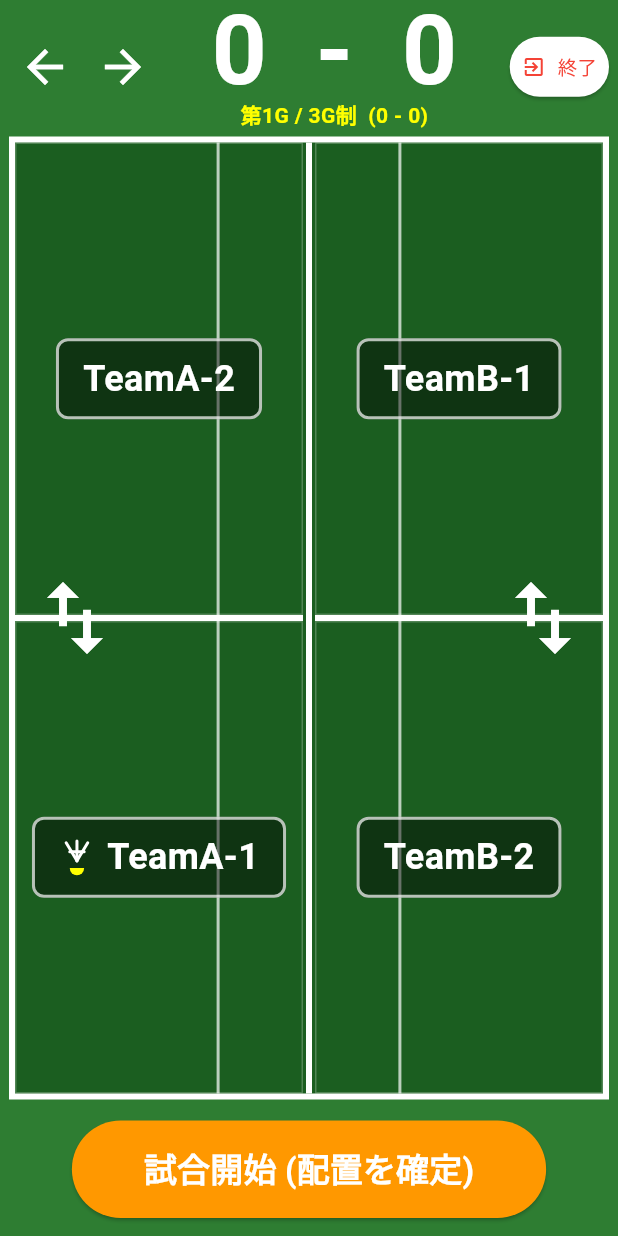
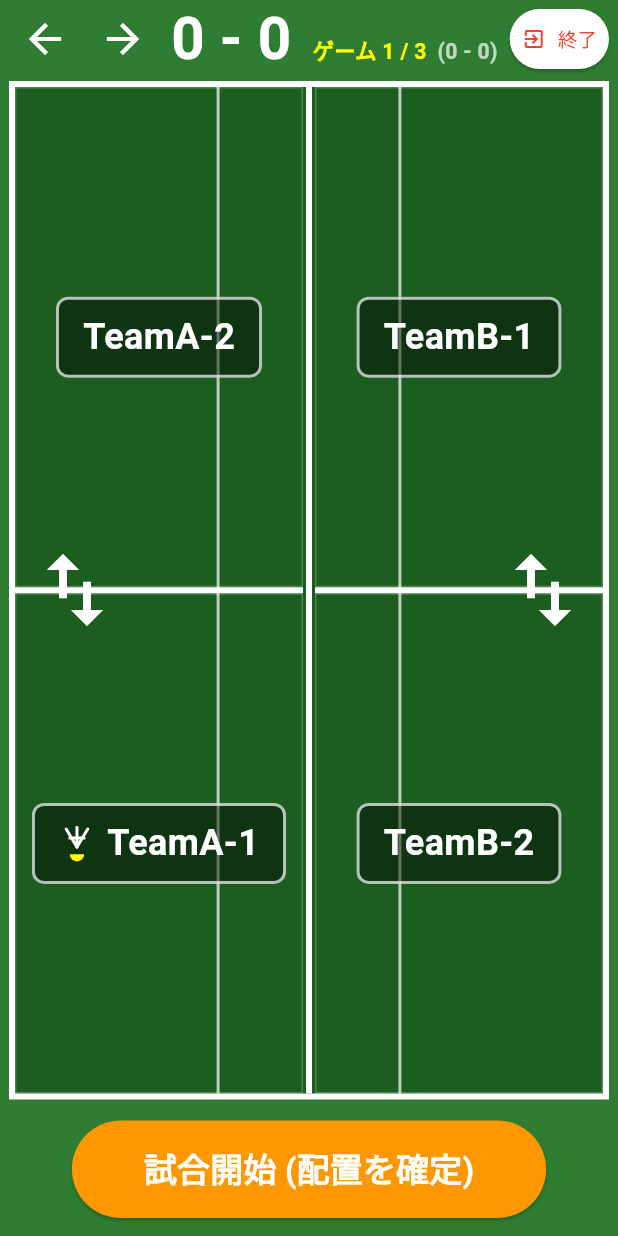
Before and after one commit to sslazio29-lab/CourtMaster, a Flutter app: the screen it shows after launch, after a tap on "コートへ進む", on a phone screen of 412 x 824 dp. Run offline on Flutter 3.47's test engine with Material 3 defaults, Android fonts, the phone set to English and light mode, and no system bars; our stand-ins replace freezed_annotation, pdf, printing, shared_preferences.

Commit message:
fix: match_screenのレスポンシブ化（コート最大化とヘッダーの1行化）

```diff
--- a/lib/screens/match_screen.dart
+++ b/lib/screens/match_screen.dart
@@ -90,9 +90,9 @@ class _MatchScreenState extends State<MatchScreen> {
                 }
               } catch (e) {
                 if (context.mounted) {
-                  ScaffoldMessenger.of(context).showSnackBar(
-                    SnackBar(content: Text('PDFの生成に失敗しました: $e')),
-                  );
+                  ScaffoldMessenger.of(
+                    context,
+                  ).showSnackBar(SnackBar(content: Text('PDFの生成に失敗しました: $e')));
                 }
               }
             },
@@ -180,12 +180,14 @@ class _MatchScreenState extends State<MatchScreen> {
 
             final settings = widget.controller.history.settings;
             final totalGames = state.gameScoreA + state.gameScoreB + 1;
-            final displayGameNumber =
-                totalGames <= settings.maxGames ? totalGames : settings.maxGames;
+            final displayGameNumber = totalGames <= settings.maxGames
+                ? totalGames
+                : settings.maxGames;
 
             final leftTeam = state.leftSideTeam;
-            final rightTeam =
-                leftTeam == TeamType.teamA ? TeamType.teamB : TeamType.teamA;
+            final rightTeam = leftTeam == TeamType.teamA
+                ? TeamType.teamB
+                : TeamType.teamA;
 
             final leftScore = leftTeam == TeamType.teamA
                 ? state.scoreTeamA
@@ -240,17 +242,18 @@ class _MatchScreenState extends State<MatchScreen> {
     required int displayGameNumber,
     required bool isLandscape,
   }) {
-    // 縦横でスコア文字サイズのみ変える
-    final double scoreFontSize = isLandscape ? 40.0 : 64.0;
-    final double gameInfoFontSize = isLandscape ? 11.0 : 14.0;
-    final double iconSize = isLandscape ? 28.0 : 36.0;
+    // スコア文字サイズを縮小し、縦横で最適化
+    final double scoreFontSize = isLandscape ? 32.0 : 44.0;
+    final double gameInfoFontSize = isLandscape ? 12.0 : 16.0;
+    final double iconSize = isLandscape ? 24.0 : 32.0;
 
     return Column(
       children: [
-        // ── ヘッダー（1行・コンパクト）──
+        // ── ヘッダー（完全1行・コンパクト）──
         Padding(
           padding: const EdgeInsets.symmetric(horizontal: 6.0, vertical: 2.0),
           child: Row(
+            crossAxisAlignment: CrossAxisAlignment.center,
             children: [
               // ← 戻るボタン
               IconButton(
@@ -279,13 +282,17 @@ class _MatchScreenState extends State<MatchScreen> {
                 constraints: const BoxConstraints(),
               ),
               const SizedBox(width: 8),
-              // スコア・ゲーム情報（中央・Expanded）
+              // スコア・ゲーム情報（中央・Expanded内で横並び1行化）
               Expanded(
-                child: Column(
-                  mainAxisSize: MainAxisSize.min,
+                child: FittedBox(
+                  fit: BoxFit.scaleDown,
+                  alignment: Alignment.center,
+                  child: Row(
+                    crossAxisAlignment: CrossAxisAlignment.baseline,
+                    textBaseline: TextBaseline.alphabetic,
                     children: [
                       Text(
-                      '$leftScore  -  $rightScore',
+                        '$leftScore - $rightScore',
                         style: TextStyle(
                           fontSize: scoreFontSize,
                           fontWeight: FontWeight.bold,
@@ -293,16 +300,26 @@ class _MatchScreenState extends State<MatchScreen> {
                           height: 1.0,
                         ),
                       ),
+                      const SizedBox(width: 16),
                       Text(
-                      '第${displayGameNumber}G / ${settings.maxGames}G制'
-                      '  ($leftGameScore - $rightGameScore)',
+                        'ゲーム $displayGameNumber / ${settings.maxGames}',
                         style: TextStyle(
                           fontSize: gameInfoFontSize,
                           color: Colors.yellowAccent,
                           fontWeight: FontWeight.bold,
                         ),
                       ),
+                      const SizedBox(width: 8),
+                      Text(
+                        '($leftGameScore - $rightGameScore)',
+                        style: TextStyle(
+                          fontSize: gameInfoFontSize,
+                          color: Colors.white70,
+                          fontWeight: FontWeight.bold,
+                        ),
+                      ),
                     ],
+                  ),
                 ),
               ),
               const SizedBox(width: 8),
@@ -457,11 +474,7 @@ class _MatchScreenState extends State<MatchScreen> {
                         isFirstGame,
                       ),
                     ),
-                    const Divider(
-                      color: Colors.white,
-                      height: 4,
-                      thickness: 4,
-                    ),
+                    const Divider(color: Colors.white, height: 4, thickness: 4),
                     Expanded(
                       child: _buildQuadrant(
                         CourtQuadrant.bottomLeft,
@@ -483,11 +496,7 @@ class _MatchScreenState extends State<MatchScreen> {
                         isFirstGame,
                       ),
                     ),
-                    const Divider(
-                      color: Colors.white,
-                      height: 4,
-                      thickness: 4,
-                    ),
+                    const Divider(color: Colors.white, height: 4, thickness: 4),
                     Expanded(
                       child: _buildQuadrant(
                         CourtQuadrant.bottomRight,
@@ -510,8 +519,7 @@ class _MatchScreenState extends State<MatchScreen> {
                   color: Colors.white,
                   size: 64,
                 ),
-                onPressed: () =>
-                    widget.controller.swapInitialPositions(true),
+                onPressed: () => widget.controller.swapInitialPositions(true),
               ),
             ),
             Align(
@@ -522,8 +530,7 @@ class _MatchScreenState extends State<MatchScreen> {
                   color: Colors.white,
                   size: 64,
                 ),
-                onPressed: () =>
-                    widget.controller.swapInitialPositions(false),
+                onPressed: () => widget.controller.swapInitialPositions(false),
               ),
             ),
           ],
```
Lines whose indentation alone changed are shown as unchanged.
